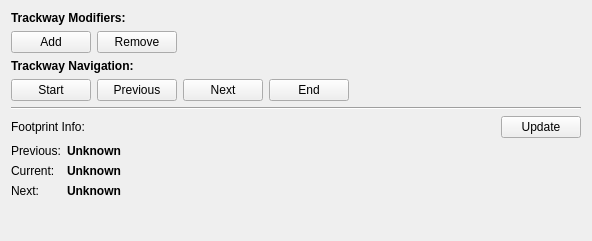
Old version of the form resources/widget/tools/TrackwayManagerWidget/TrackwayManagerWidget.ui in the repository sernst/Cadence.
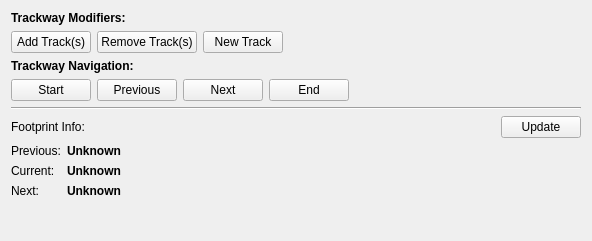
New version of the form.

Commit message: KAS:  added new button to TrackwayManager.py, TrackwayManagerWidge.py and .ui

The edit to the form file:
```diff
--- a/resources/widget/tools/TrackwayManagerWidget/TrackwayManagerWidget.ui
+++ b/resources/widget/tools/TrackwayManagerWidget/TrackwayManagerWidget.ui
@@ -38,14 +38,21 @@
      <item>
       <widget class="QPushButton" name="addBtn">
        <property name="text">
-        <string>Add</string>
+        <string>Add Track(s)</string>
        </property>
       </widget>
      </item>
      <item>
       <widget class="QPushButton" name="removeBtn">
        <property name="text">
-        <string>Remove</string>
+        <string>Remove Track(s)</string>
+       </property>
+      </widget>
+     </item>
+     <item>
+      <widget class="QPushButton" name="newBtn">
+       <property name="text">
+        <string>New Track</string>
        </property>
       </widget>
      </item>
```
The commit also changes 4 other files.
